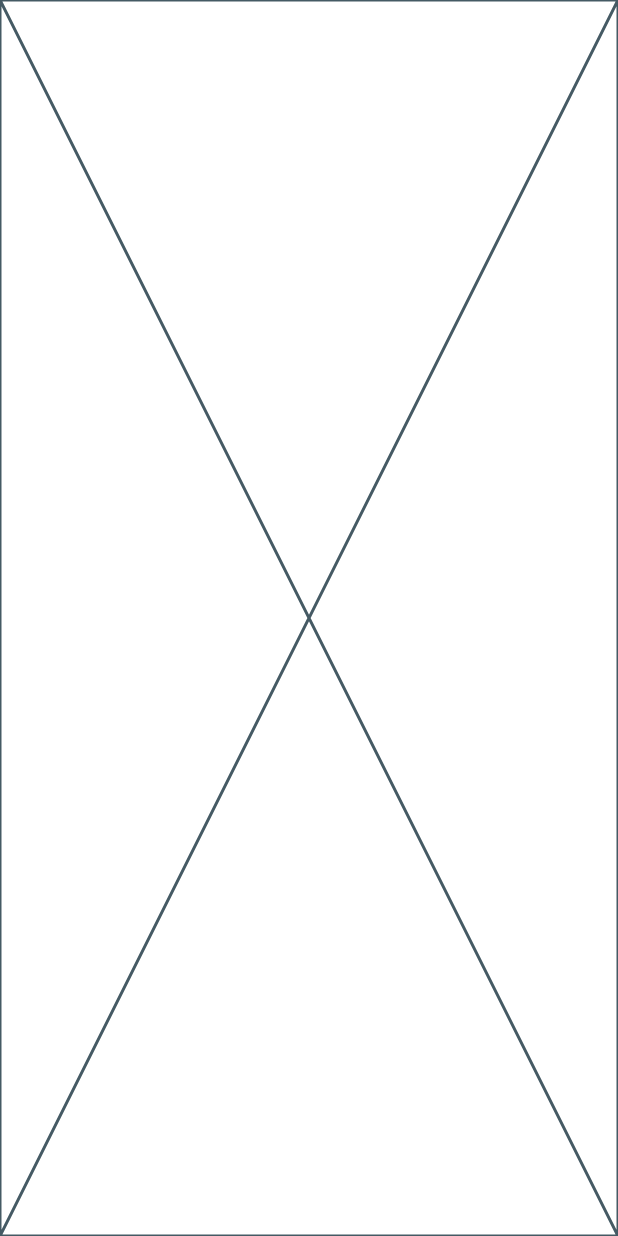
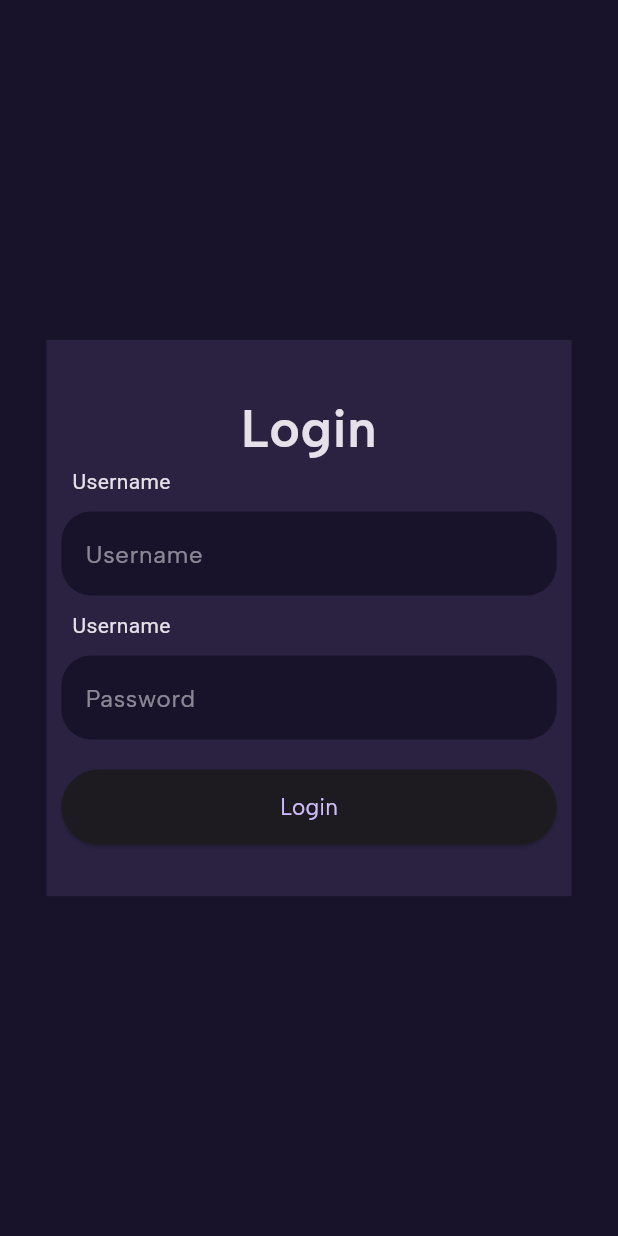
Before and after one commit to devtengry/maintifix, a Flutter app: the screen it shows after launch, on a phone screen of 412 x 824 dp. Run offline on Flutter 3.47's test engine with Material 3 defaults, Android fonts, the phone set to English and light mode, and no system bars; our stand-ins replace google_fonts.

Commit message:
changes for project structure

```diff
--- a/lib/login_screen.dart
+++ b/lib/login_screen.dart
@@ -1,4 +1,8 @@
 import 'package:flutter/material.dart';
+import 'package:google_fonts/google_fonts.dart';
+import 'package:maintifix/project_colors.dart';
+import 'package:maintifix/project_fonts.dart';
+import 'package:maintifix/project_widgets.dart';
 
 class LoginScreen extends StatefulWidget {
   const LoginScreen({super.key});
@@ -10,6 +14,67 @@ class LoginScreen extends StatefulWidget {
 class _LoginScreenState extends State<LoginScreen> {
   @override
   Widget build(BuildContext context) {
-    return const Placeholder();
+    final screenWidth = MediaQuery.of(context).size.width;
+    final screenHeight = MediaQuery.of(context).size.height;
+
+    return Scaffold(
+      backgroundColor: ProjectColors.loginScreenBackroundColor,
+      body: Center(
+        child: Column(
+          crossAxisAlignment: CrossAxisAlignment.center,
+          mainAxisAlignment: MainAxisAlignment.center,
+          children: [
+            Container(
+              width: screenWidth * 0.85,
+              height: screenHeight * 0.45,
+              padding: const EdgeInsets.only(left: 10, right: 10),
+              color: const Color.fromARGB(136, 57, 48, 83),
+              child: Column(
+                mainAxisAlignment: MainAxisAlignment.center,
+                children: [
+                  Text(
+                    'Login',
+                    style: ProjectFonts().headerFont,
+                    textAlign: TextAlign.center,
+                  ),
+                  Container(
+                    margin: const EdgeInsets.only(right: 250, bottom: 10),
+                    child: const Text(
+                      'Username',
+                      textAlign: TextAlign.start,
+                    ),
+                  ),
+                  TextFieldsStyle().usernameTextField,
+                  Container(
+                    margin:
+                        const EdgeInsets.only(right: 250, bottom: 10, top: 10),
+                    child: const Text(
+                      'Username',
+                      textAlign: TextAlign.start,
+                    ),
+                  ),
+                  TextFieldsStyle().passwordTextField,
+                  Container(
+                    margin: const EdgeInsets.only(top: 20),
+                  ),
+                  SizedBox(
+                    height: 50,
+                    width: 500,
+                    child: ElevatedButton(
+                      style: const ButtonStyle(),
+                      onPressed: () {},
+                      child: Text(
+                        'Login',
+                        style: ProjectFonts().paragraphFont,
+                      ),
+                    ),
+                  )
+                ],
+              ),
+            ),
+          ],
+        ),
+      ),
+    );
   }
 }
--- /dev/null
+++ b/lib/project_colors.dart
@@ -0,0 +1,9 @@
+import 'package:flutter/material.dart';
+
+class ProjectColors extends Color {
+  static const loginScreenBackroundColor = Color.fromARGB(255, 24, 18, 43);
+  static const loginScreenContainerColor = Color.fromARGB(180, 57, 48, 83);
+  static const buttonColor = Color.fromARGB(255, 0, 174, 67);
+
+  ProjectColors(super.value);
+}
--- /dev/null
+++ b/lib/project_fonts.dart
@@ -0,0 +1,11 @@
+import 'dart:ui';
+
+import 'package:flutter/widgets.dart';
+import 'package:google_fonts/google_fonts.dart';
+
+class ProjectFonts extends GoogleFonts {
+  final headerFont =
+      GoogleFonts.albertSans(fontSize: 35, fontWeight: FontWeight.w600);
+  final paragraphFont =
+      GoogleFonts.albertSans(fontSize: 15, fontWeight: FontWeight.w400);
+}
--- /dev/null
+++ b/lib/project_widgets.dart
@@ -0,0 +1,37 @@
+import 'package:flutter/material.dart';
+import 'package:google_fonts/google_fonts.dart';
+
+class TextFieldsStyle extends TextField {
+  final usernameTextField = TextField(
+    decoration: InputDecoration(
+      hintText: 'Username',
+      hintStyle: GoogleFonts.albertSans(
+        color: const Color.fromARGB(127, 255, 255, 255),
+      ),
+      border: const OutlineInputBorder(
+        borderRadius: BorderRadius.all(
+          Radius.circular(20),
+        ),
+        borderSide: BorderSide.none,
+      ),
+      fillColor: const Color.fromARGB(255, 24, 18, 43),
+      filled: true,
+    ),
+  );
+  final passwordTextField = TextField(
+    decoration: InputDecoration(
+      hintText: 'Password',
+      hintStyle: GoogleFonts.albertSans(
+        color: const Color.fromARGB(127, 255, 255, 255),
+      ),
+      border: const OutlineInputBorder(
+        borderRadius: BorderRadius.all(
+          Radius.circular(20),
+        ),
+        borderSide: BorderSide.none,
+      ),
+      fillColor: const Color.fromARGB(255, 24, 18, 43),
+      filled: true,
+    ),
+  );
+}
--- a/pubspec.yaml
+++ b/pubspec.yaml
@@ -35,6 +35,7 @@ dependencies:
   # The following adds the Cupertino Icons font to your application.
   # Use with the CupertinoIcons class for iOS style icons.
   cupertino_icons: ^1.0.8
+  google_fonts: ^6.2.1
 
 dev_dependencies:
   flutter_test:
```
Also changed, not shown: lib/main.dart (+4 -3 lines), pubspec.lock.
